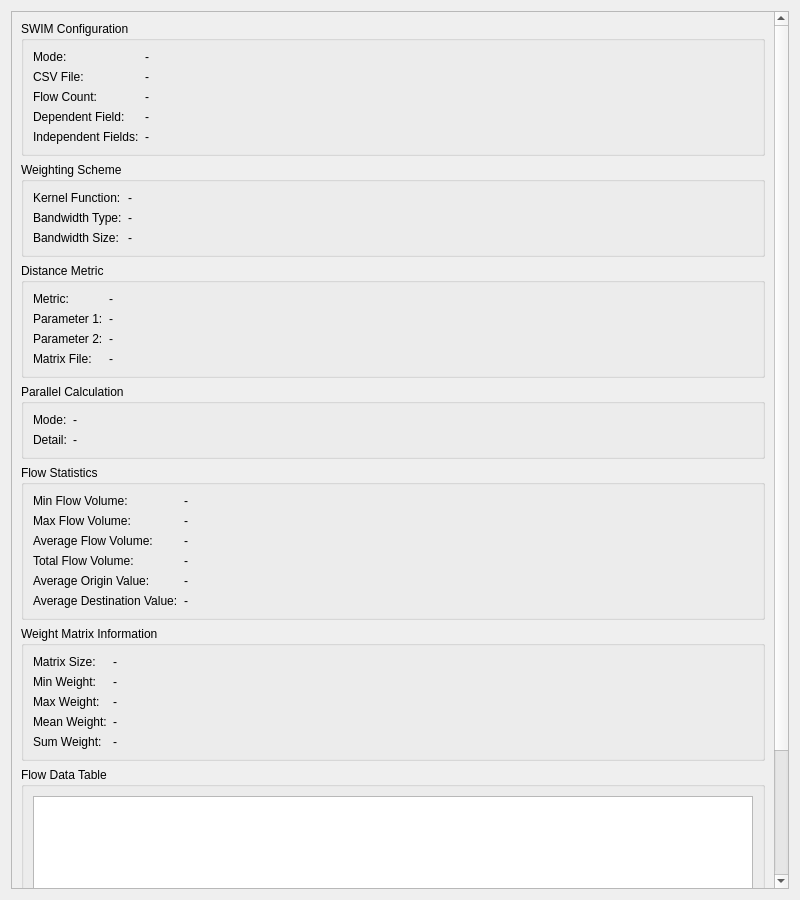
Old version of the form src/PropertyPanelTabs/gwmpropertyswimtab.ui in the repository GWmodel-Lab/GWmodelS.
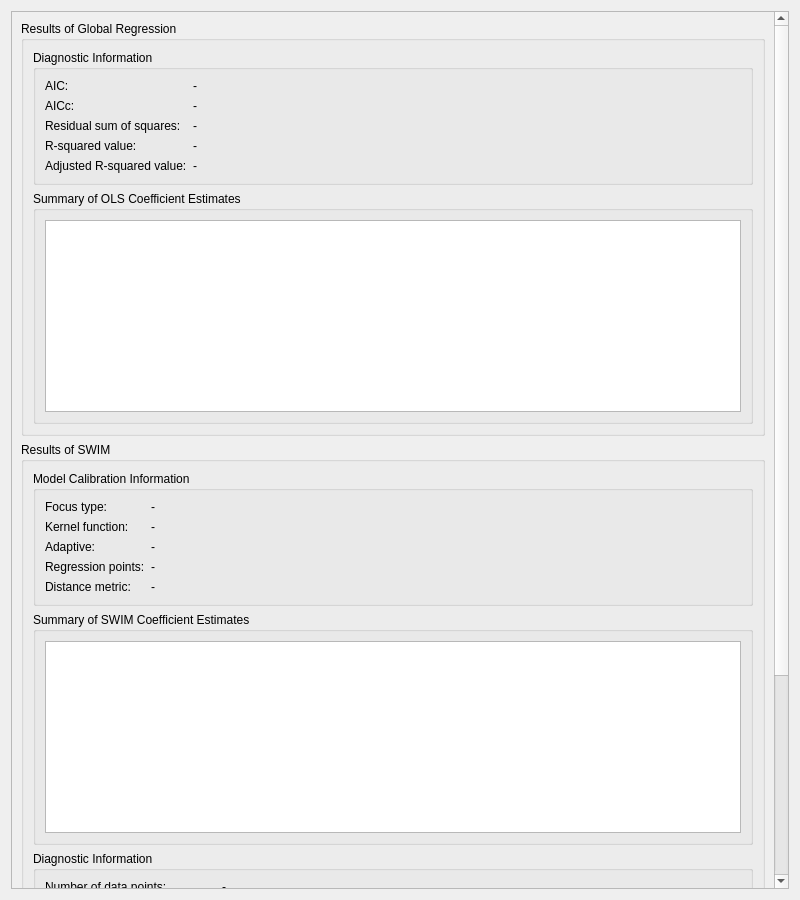
New version of the form.

Commit message: finish basic SWIM

What changed in the file:
```diff
--- a/src/PropertyPanelTabs/gwmpropertyswimtab.ui
+++ b/src/PropertyPanelTabs/gwmpropertyswimtab.ui
@@ -21,204 +21,193 @@
        <rect>
         <x>0</x>
         <y>0</y>
-        <width>780</width>
-        <height>850</height>
+        <width>763</width>
+        <height>1097</height>
        </rect>
       </property>
       <layout class="QVBoxLayout" name="verticalLayout_2">
        <item>
-        <widget class="QGroupBox" name="groupBox_Config">
+        <widget class="QGroupBox" name="groupBox_Global">
          <property name="title">
-          <string>SWIM Configuration</string>
+          <string>Results of Global Regression</string>
          </property>
-         <layout class="QFormLayout" name="formLayout_Config">
+         <layout class="QVBoxLayout" name="verticalLayout_Global">
+          <item>
+           <widget class="QGroupBox" name="groupBox_GlobalDiagnostic">
+            <property name="title">
+             <string>Diagnostic Information</string>
+            </property>
+            <layout class="QFormLayout" name="formLayout_GlobalDiag">
           <item row="0" column="0">
-           <widget class="QLabel" name="label_Mode">
+              <widget class="QLabel" name="label_GlobalAIC">
             <property name="text">
-             <string>Mode:</string>
+                <string>AIC:</string>
             </property>
            </widget>
           </item>
           <item row="0" column="1">
-           <widget class="QLabel" name="lblSWIMMode">
+              <widget class="QLabel" name="lblGlobalAIC">
             <property name="text">
              <string>-</string>
             </property>
            </widget>
           </item>
           <item row="1" column="0">
-           <widget class="QLabel" name="label_CSV">
+              <widget class="QLabel" name="label_GlobalAICc">
             <property name="text">
-             <string>CSV File:</string>
+                <string>AICc:</string>
             </property>
            </widget>
           </item>
           <item row="1" column="1">
-           <widget class="QLabel" name="lblCsvFilePath">
+              <widget class="QLabel" name="lblGlobalAICc">
             <property name="text">
              <string>-</string>
             </property>
            </widget>
           </item>
           <item row="2" column="0">
-           <widget class="QLabel" name="label_FlowCount">
+              <widget class="QLabel" name="label_GlobalRSS">
             <property name="text">
-             <string>Flow Count:</string>
+                <string>Residual sum of squares:</string>
             </property>
            </widget>
           </item>
           <item row="2" column="1">
-           <widget class="QLabel" name="lblFlowCount">
+              <widget class="QLabel" name="lblGlobalRSS">
             <property name="text">
              <string>-</string>
             </property>
            </widget>
           </item>
           <item row="3" column="0">
-           <widget class="QLabel" name="label_DependentField">
+              <widget class="QLabel" name="label_GlobalRSquared">
             <property name="text">
-             <string>Dependent Field:</string>
+                <string>R-squared value:</string>
             </property>
            </widget>
           </item>
           <item row="3" column="1">
-           <widget class="QLabel" name="lblDependentField">
+              <widget class="QLabel" name="lblGlobalRSquared">
             <property name="text">
              <string>-</string>
             </property>
-            <property name="wordWrap">
-             <bool>true</bool>
-            </property>
            </widget>
           </item>
           <item row="4" column="0">
-           <widget class="QLabel" name="label_IndepFields">
+              <widget class="QLabel" name="label_GlobalAdjRSquared">
             <property name="text">
-             <string>Independent Fields:</string>
+                <string>Adjusted R-squared value:</string>
             </property>
            </widget>
           </item>
           <item row="4" column="1">
-           <widget class="QLabel" name="lblIndependentVars">
+              <widget class="QLabel" name="lblGlobalAdjRSquared">
             <property name="text">
              <string>-</string>
             </property>
-            <property name="wordWrap">
-             <bool>true</bool>
-            </property>
            </widget>
           </item>
          </layout>
         </widget>
        </item>
        <item>
-        <widget class="QGroupBox" name="groupBox_Weighting">
+           <widget class="QGroupBox" name="groupBox_GlobalCoefficients">
          <property name="title">
-          <string>Weighting Scheme</string>
-         </property>
-         <layout class="QFormLayout" name="formLayout_Weighting">
-          <item row="0" column="0">
-           <widget class="QLabel" name="label_Kernel">
-            <property name="text">
-             <string>Kernel Function:</string>
-            </property>
-           </widget>
-          </item>
-          <item row="0" column="1">
-           <widget class="QLabel" name="lblKernelFunction">
-            <property name="text">
-             <string>-</string>
-            </property>
-           </widget>
-          </item>
-          <item row="1" column="0">
-           <widget class="QLabel" name="label_BwType">
-            <property name="text">
-             <string>Bandwidth Type:</string>
-            </property>
-           </widget>
-          </item>
-          <item row="1" column="1">
-           <widget class="QLabel" name="lblBandwidthType">
-            <property name="text">
-             <string>-</string>
+             <string>Summary of OLS Coefficient Estimates</string>
+            </property>
+            <layout class="QVBoxLayout" name="verticalLayout_GlobalTable">
+             <item>
+              <widget class="QTableWidget" name="tableGlobalCoefficients">
+               <property name="sizePolicy">
+                <sizepolicy hsizetype="Expanding" vsizetype="Preferred">
+                 <horstretch>0</horstretch>
+                 <verstretch>0</verstretch>
+                </sizepolicy>
+               </property>
+               <property name="editTriggers">
+                <set>QAbstractItemView::NoEditTriggers</set>
+               </property>
+               <property name="alternatingRowColors">
+                <bool>true</bool>
+               </property>
+               <property name="selectionMode">
+                <enum>QAbstractItemView::NoSelection</enum>
             </property>
            </widget>
           </item>
-          <item row="2" column="0">
-           <widget class="QLabel" name="label_BwSize">
-            <property name="text">
-             <string>Bandwidth Size:</string>
-            </property>
+            </layout>
            </widget>
           </item>
-          <item row="2" column="1">
-           <widget class="QLabel" name="lblBandwidthSize">
-            <property name="text">
-             <string>-</string>
-            </property>
-           </widget>
-          </item>
          </layout>
         </widget>
        </item>
        <item>
-        <widget class="QGroupBox" name="groupBox_Distance">
+        <widget class="QGroupBox" name="groupBox_SwimResults">
          <property name="title">
-          <string>Distance Metric</string>
+          <string>Results of SWIM</string>
          </property>
-         <layout class="QFormLayout" name="formLayout_Distance">
+         <layout class="QVBoxLayout" name="verticalLayout_Swim">
+          <item>
+           <widget class="QGroupBox" name="groupBox_Calibration">
+            <property name="title">
+             <string>Model Calibration Information</string>
+            </property>
+            <layout class="QFormLayout" name="formLayout_Calibration">
           <item row="0" column="0">
-           <widget class="QLabel" name="label_DistanceMetric">
+             <widget class="QLabel" name="label_CalibrationFocusType">
             <property name="text">
-             <string>Metric:</string>
+               <string>Focus type:</string>
             </property>
            </widget>
           </item>
           <item row="0" column="1">
-           <widget class="QLabel" name="lblDistanceMetric">
+             <widget class="QLabel" name="lblCalibrationFocusType">
             <property name="text">
              <string>-</string>
             </property>
            </widget>
           </item>
           <item row="1" column="0">
-           <widget class="QLabel" name="lblDistanceParam1Title">
+              <widget class="QLabel" name="label_CalibrationKernel">
             <property name="text">
-             <string>Parameter 1:</string>
+                <string>Kernel function:</string>
             </property>
            </widget>
           </item>
           <item row="1" column="1">
-           <widget class="QLabel" name="lblDistanceParam1">
+              <widget class="QLabel" name="lblCalibrationKernel">
             <property name="text">
              <string>-</string>
             </property>
            </widget>
           </item>
           <item row="2" column="0">
-           <widget class="QLabel" name="lblDistanceParam2Title">
+              <widget class="QLabel" name="label_CalibrationAdaptive">
             <property name="text">
-             <string>Parameter 2:</string>
+                <string>Adaptive:</string>
             </property>
            </widget>
           </item>
           <item row="2" column="1">
-           <widget class="QLabel" name="lblDistanceParam2">
+              <widget class="QLabel" name="lblCalibrationAdaptive">
             <property name="text">
              <string>-</string>
             </property>
+               <property name="wordWrap">
+                <bool>true</bool>
+               </property>
            </widget>
           </item>
           <item row="3" column="0">
-           <widget class="QLabel" name="lblDistanceFileTitle">
+              <widget class="QLabel" name="label_CalibrationPoints">
             <property name="text">
-             <string>Matrix File:</string>
+                <string>Regression points:</string>
             </property>
            </widget>
           </item>
           <item row="3" column="1">
-           <widget class="QLabel" name="lblDistanceFilePath">
+              <widget class="QLabel" name="lblCalibrationRegressionPoints">
             <property name="text">
              <string>-</string>
             </property>
@@ -227,235 +216,195 @@
             </property>
            </widget>
           </item>
-         </layout>
-        </widget>
-       </item>
-       <item>
-        <widget class="QGroupBox" name="groupBox_Parallel">
-         <property name="title">
-          <string>Parallel Calculation</string>
-         </property>
-         <layout class="QFormLayout" name="formLayout_Parallel">
-          <item row="0" column="0">
-           <widget class="QLabel" name="label_ParallelType">
+            <item row="4" column="0">
+              <widget class="QLabel" name="label_CalibrationDistance">
             <property name="text">
-             <string>Mode:</string>
+                <string>Distance metric:</string>
             </property>
            </widget>
           </item>
-          <item row="0" column="1">
-           <widget class="QLabel" name="lblParallelType">
+            <item row="4" column="1">
+              <widget class="QLabel" name="lblCalibrationDistanceMetric">
             <property name="text">
              <string>-</string>
             </property>
-           </widget>
-          </item>
-          <item row="1" column="0">
-           <widget class="QLabel" name="label_ParallelDetail">
-            <property name="text">
-             <string>Detail:</string>
-            </property>
+               <property name="wordWrap">
+                <bool>true</bool>
+               </property>
+              </widget>
+             </item>
+            </layout>
            </widget>
           </item>
-          <item row="1" column="1">
-           <widget class="QLabel" name="lblParallelDetail">
-            <property name="text">
-             <string>-</string>
+          <item>
+           <widget class="QGroupBox" name="groupBox_SwimCoefficients">
+            <property name="title">
+             <string>Summary of SWIM Coefficient Estimates</string>
             </property>
+            <layout class="QVBoxLayout" name="verticalLayout_SwimTable">
+             <item>
+              <widget class="QTableWidget" name="tableSwimCoefficients">
+               <property name="sizePolicy">
+                <sizepolicy hsizetype="Expanding" vsizetype="Preferred">
+                 <horstretch>0</horstretch>
+                 <verstretch>0</verstretch>
+                </sizepolicy>
+               </property>
+               <property name="editTriggers">
+                <set>QAbstractItemView::NoEditTriggers</set>
+               </property>
+               <property name="alternatingRowColors">
+                <bool>true</bool>
+               </property>
+               <property name="selectionMode">
+                <enum>QAbstractItemView::NoSelection</enum>
+               </property>
            </widget>
           </item>
          </layout>
         </widget>
        </item>
        <item>
-        <widget class="QGroupBox" name="groupBox_FlowStats">
+           <widget class="QGroupBox" name="groupBox_SwimDiagnostic">
          <property name="title">
-          <string>Flow Statistics</string>
-         </property>
-         <layout class="QFormLayout" name="formLayout_FlowStats">
+             <string>Diagnostic Information</string>
+            </property>
+            <layout class="QFormLayout" name="formLayout_SwimDiag">
           <item row="0" column="0">
-           <widget class="QLabel" name="label_MinVolume">
+              <widget class="QLabel" name="label_SwimDataPoints">
             <property name="text">
-             <string>Min Flow Volume:</string>
+                <string>Number of data points:</string>
             </property>
            </widget>
           </item>
           <item row="0" column="1">
-           <widget class="QLabel" name="lblMinFlowVolume">
+              <widget class="QLabel" name="lblSwimDataPoints">
             <property name="text">
              <string>-</string>
             </property>
            </widget>
           </item>
           <item row="1" column="0">
-           <widget class="QLabel" name="label_MaxVolume">
+              <widget class="QLabel" name="label_SwimEffectiveParams">
             <property name="text">
-             <string>Max Flow Volume:</string>
+                <string>Effective number of parameters:</string>
             </property>
            </widget>
           </item>
           <item row="1" column="1">
-           <widget class="QLabel" name="lblMaxFlowVolume">
+              <widget class="QLabel" name="lblSwimEffectiveParams">
             <property name="text">
              <string>-</string>
             </property>
            </widget>
           </item>
           <item row="2" column="0">
-           <widget class="QLabel" name="label_AvgVolume">
+              <widget class="QLabel" name="label_SwimEffectiveDof">
             <property name="text">
-             <string>Average Flow Volume:</string>
+                <string>Effective degrees of freedom:</string>
             </property>
            </widget>
           </item>
           <item row="2" column="1">
-           <widget class="QLabel" name="lblAvgFlowVolume">
+              <widget class="QLabel" name="lblSwimEffectiveDof">
             <property name="text">
              <string>-</string>
             </property>
            </widget>
           </item>
           <item row="3" column="0">
-           <widget class="QLabel" name="label_TotalVolume">
+              <widget class="QLabel" name="label_SwimAIC">
             <property name="text">
-             <string>Total Flow Volume:</string>
+                <string>AIC:</string>
             </property>
            </widget>
           </item>
           <item row="3" column="1">
-           <widget class="QLabel" name="lblTotalFlowVolume">
+              <widget class="QLabel" name="lblSwimAIC">
             <property name="text">
              <string>-</string>
             </property>
            </widget>
           </item>
           <item row="4" column="0">
-           <widget class="QLabel" name="label_AvgOrigin">
+              <widget class="QLabel" name="label_SwimAICc">
             <property name="text">
-             <string>Average Origin Value:</string>
+                <string>AICc:</string>
             </property>
            </widget>
           </item>
           <item row="4" column="1">
-           <widget class="QLabel" name="lblAvgOriginValue">
+              <widget class="QLabel" name="lblSwimAICc">
             <property name="text">
              <string>-</string>
             </property>
            </widget>
           </item>
           <item row="5" column="0">
-           <widget class="QLabel" name="label_AvgDest">
+              <widget class="QLabel" name="label_SwimRSS">
             <property name="text">
-             <string>Average Destination Value:</string>
+                <string>Residual sum of squares:</string>
             </property>
            </widget>
           </item>
           <item row="5" column="1">
-           <widget class="QLabel" name="lblAvgDestValue">
+              <widget class="QLabel" name="lblSwimRSS">
             <property name="text">
              <string>-</string>
             </property>
            </widget>
           </item>
-         </layout>
-        </widget>
-       </item>
-       <item>
-        <widget class="QGroupBox" name="groupBox_WeightMatrix">
-         <property name="title">
-          <string>Weight Matrix Information</string>
-         </property>
-         <layout class="QFormLayout" name="formLayout_Weight">
-          <item row="0" column="0">
-           <widget class="QLabel" name="label_WeightSize">
+             <item row="6" column="0">
+              <widget class="QLabel" name="label_SwimRSquared">
             <property name="text">
-             <string>Matrix Size:</string>
+                <string>R-square value:</string>
             </property>
            </widget>
           </item>
-          <item row="0" column="1">
-           <widget class="QLabel" name="lblWeightMatrixSize">
+             <item row="6" column="1">
+              <widget class="QLabel" name="lblSwimRSquared">
             <property name="text">
              <string>-</string>
             </property>
            </widget>
           </item>
-          <item row="1" column="0">
-           <widget class="QLabel" name="label_MinWeight">
+             <item row="7" column="0">
+              <widget class="QLabel" name="label_SwimAdjRSquared">
             <property name="text">
-             <string>Min Weight:</string>
+                <string>Adjusted R-square value:</string>
             </property>
            </widget>
           </item>
-          <item row="1" column="1">
-           <widget class="QLabel" name="lblMinWeight">
+             <item row="7" column="1">
+              <widget class="QLabel" name="lblSwimAdjRSquared">
             <property name="text">
              <string>-</string>
             </property>
            </widget>
           </item>
-          <item row="2" column="0">
-           <widget class="QLabel" name="label_MaxWeight">
-            <property name="text">
-             <string>Max Weight:</string>
-            </property>
-           </widget>
-          </item>
-          <item row="2" column="1">
-           <widget class="QLabel" name="lblMaxWeight">
-            <property name="text">
-             <string>-</string>
-            </property>
-           </widget>
-          </item>
-          <item row="3" column="0">
-           <widget class="QLabel" name="label_MeanWeight">
-            <property name="text">
-             <string>Mean Weight:</string>
-            </property>
-           </widget>
-          </item>
-          <item row="3" column="1">
-           <widget class="QLabel" name="lblMeanWeight">
-            <property name="text">
-             <string>-</string>
-            </property>
-           </widget>
-          </item>
-          <item row="4" column="0">
-           <widget class="QLabel" name="label_SumWeight">
-            <property name="text">
-             <string>Sum Weight:</string>
-            </property>
-           </widget>
-          </item>
-          <item row="4" column="1">
-           <widget class="QLabel" name="lblSumWeight">
-            <property name="text">
-             <string>-</string>
-            </property>
-           </widget>
-          </item>
          </layout>
         </widget>
        </item>
        <item>
-        <widget class="QGroupBox" name="groupBox_FlowData">
+           <widget class="QGroupBox" name="groupBox_BandwidthView">
          <property name="title">
-          <string>Flow Data Table</string>
-         </property>
-         <layout class="QVBoxLayout" name="verticalLayout_3">
+             <string>Bandwidth Selection View</string>
+            </property>
+            <layout class="QVBoxLayout" name="verticalLayout_Bandwidth">
           <item>
-           <widget class="QTableWidget" name="tableFlowData">
-            <property name="alternatingRowColors">
+              <widget class="QLabel" name="lblBandwidthPlotPlaceholder">
+               <property name="text">
+                <string>Bandwidth Selection View (Line chart)</string>
+               </property>
+               <property name="alignment">
+                <set>Qt::AlignCenter</set>
+               </property>
+               <property name="wordWrap">
              <bool>true</bool>
             </property>
-            <property name="selectionMode">
-             <enum>QAbstractItemView::SingleSelection</enum>
-            </property>
-            <property name="selectionBehavior">
-             <enum>QAbstractItemView::SelectRows</enum>
-            </property>
+              </widget>
+             </item>
+            </layout>
            </widget>
           </item>
          </layout>
```
Left out of the diff: 2 changed lines with no effect on the pictures. Lines whose indentation alone changed are shown as unchanged. The commit also changes 7 other files.
